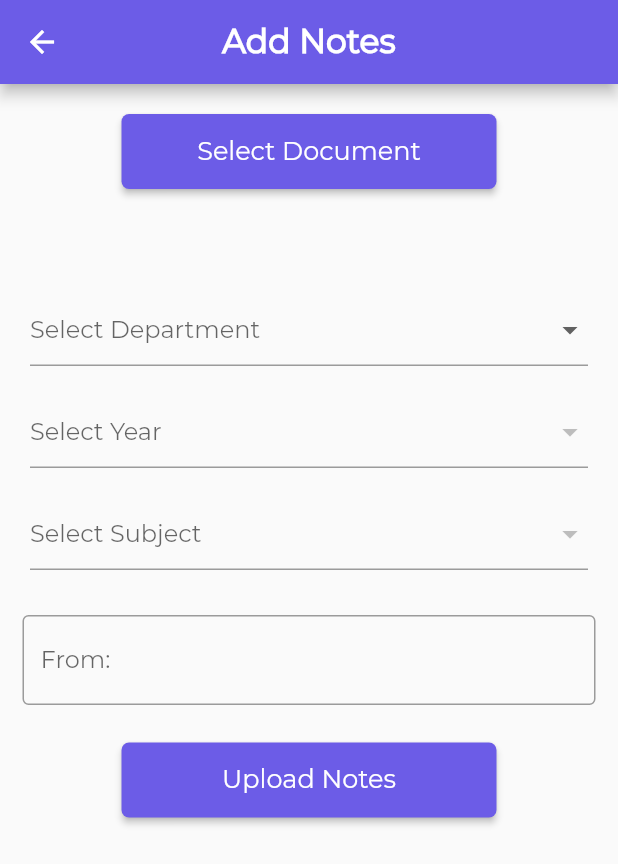
After one commit to mrpandey1/vitapp1.0, a Flutter app: the AddNotes screen opened directly, on a phone screen of 412 x 824 dp. The commit adds this screen. Shown: the top 864 px of the screen. Run offline on Flutter 3.47's test engine with Material 2 defaults, Android fonts, the phone set to English and light mode, and no system bars; our stand-ins replace cached_network_image, cloud_firestore, file_picker, firebase_auth, firebase_core, firebase_storage and 3 more; accounts and stored records are empty.

Commit message:
sidebar completed

```diff
--- /dev/null
+++ b/lib/src/Screens/AddNotes.dart
@@ -0,0 +1,336 @@
+import 'dart:io';
+
+import 'package:cloud_firestore/cloud_firestore.dart';
+import 'package:file_picker/file_picker.dart';
+import 'package:firebase_storage/firebase_storage.dart';
+import 'package:flutter/cupertino.dart';
+import 'package:flutter/material.dart';
+import 'package:flutter/services.dart';
+import 'package:path/path.dart' as path;
+import 'package:vitapp/src/Widgets/header.dart';
+import 'package:vitapp/src/Widgets/loading.dart';
+import 'HomeScreen.dart';
+
+import '../constants.dart';
+
+class AddNotes extends StatefulWidget {
+  @override
+  _AddNotesState createState() => _AddNotesState();
+}
+
+class _AddNotesState extends State<AddNotes> {
+  File file;
+  String fileName = '';
+  bool isUploaded = true;
+
+  List subjects = [];
+  bool _loading = false;
+  bool foo = false;
+
+  List departments = ['INFT', 'EXTC'];
+  List years = ['First', 'Second', 'Third', 'Fourth'];
+  String departmentValue;
+  String yearValue;
+  String subjectValue;
+
+  final _formKey = GlobalKey<FormState>();
+  final _scaffoldKey = GlobalKey<ScaffoldState>();
+  TextEditingController _fromController = TextEditingController();
+
+  @override
+  Widget build(BuildContext context) {
+    return Form(
+      key: _formKey,
+      child: Scaffold(
+        key: _scaffoldKey,
+        appBar: header(
+          context,
+          isAppTitle: false,
+          titleText: 'Add Notes',
+          isCenterTitle: true,
+          bold: true,
+        ),
+        body: ListView(
+          children: [
+            Stack(
+              children: [
+                Container(
+                  padding: EdgeInsets.only(top: 20.0),
+                  height: MediaQuery.of(context).size.height,
+                  alignment: Alignment.center,
+                  color: _loading
+                      ? Colors.black12.withOpacity(0.1)
+                      : Colors.black12.withOpacity(0),
+                  child: Column(
+                    crossAxisAlignment: CrossAxisAlignment.center,
+                    children: [
+                      Container(
+                        height: 50.0,
+                        width: 250.0,
+                        child: Material(
+                          borderRadius: BorderRadius.circular(5.0),
+                          elevation: 2.0,
+                          color: kPrimaryColor,
+                          child: InkWell(
+                            onTap: () => {selectFile(context)},
+                            child: Center(
+                              child: Text(
+                                'Select Document',
+                                style: TextStyle(
+                                  fontSize: 17.0,
+                                  color: Colors.white,
+                                ),
+                              ),
+                            ),
+                          ),
+                        ),
+                      ),
+                      SizedBox(height: 20.0),
+                      fileName.isNotEmpty
+                          ? Container(
+                              alignment: Alignment.center,
+                              child: Row(
+                                mainAxisAlignment: MainAxisAlignment.center,
+                                children: [
+                                  Text(
+                                    'File Selected',
+                                    style: TextStyle(),
+                                  ),
+                                  Text(
+                                    ' $fileName',
+                                    style: TextStyle(
+                                      fontSize: 16.0,
+                                      fontWeight: FontWeight.bold,
+                                    ),
+                                  ),
+                                ],
+                              ),
+                            )
+                          : Container(
+                              height: 0,
+                              width: 0,
+                            ),
+                      SizedBox(height: 50.0),
+                      getDropDown(
+                          hintText: 'Select Department',
+                          type: 'department',
+                          valueMap: departments),
+                      SizedBox(height: 20.0),
+                      getDropDown(
+                          hintText: 'Select Year',
+                          type: 'year',
+                          valueMap: years),
+                      SizedBox(height: 20.0),
+                      getDropDown(
+                          hintText: 'Select Subject',
+                          type: 'subject',
+                          valueMap: subjects),
+                      SizedBox(height: 10.0),
+                      Padding(
+                        padding: const EdgeInsets.only(
+                            top: 20.0, left: 15.0, right: 15.0),
+                        child: TextFormField(
+                          maxLines: 1,
+                          keyboardType: TextInputType.text,
+                          controller: _fromController,
+                          decoration: InputDecoration(
+                            border: OutlineInputBorder(),
+                            hintText: 'ex. David Assistant Professor',
+                            labelText: 'From:',
+                          ),
+                          validator: (value) =>
+                              value.isEmpty ? 'This Field is required' : null,
+                        ),
+                      ),
+                      SizedBox(height: 25.0),
+                      Container(
+                        height: 50.0,
+                        width: 250.0,
+                        child: Material(
+                          borderRadius: BorderRadius.circular(5.0),
+                          elevation: 2.0,
+                          color: kPrimaryColor,
+                          child: InkWell(
+                            onTap: () => {
+                              if (_formKey.currentState.validate())
+                                {uploadFile()}
+                            },
+                            child: Center(
+                              child: Text(
+                                'Upload Notes',
+                                style: TextStyle(
+                                  fontSize: 17.0,
+                                  color: Colors.white,
+                                ),
+                              ),
+                            ),
+                          ),
+                        ),
+                      ),
+                      SizedBox(height: 10.0),
+                    ],
+                  ),
+                ),
+                _loading
+                    ? Center(
+                        child: Container(
+                          height: MediaQuery.of(context).size.height,
+                          child: loadingScreen(),
+                        ),
+                      )
+                    : Container(
+                        height: 0,
+                        width: 0,
+                      ),
+              ],
+            ),
+          ],
+        ),
+      ),
+    );
+  }
+
+  Container getDropDown(
+      {@required hintText, @required type, @required List<dynamic> valueMap}) {
+    return Container(
+        padding: EdgeInsets.only(left: 20.0, right: 20.0),
+        child: DropdownButtonFormField(
+          hint: Text('$hintText'),
+          isExpanded: true,
+          onChanged: (value) {
+            setState(() {
+              switch (type) {
+                case 'department':
+                  {
+                    departmentValue = value;
+                    setState(() {
+                      foo = true;
+                    });
+                    break;
+                  }
+
+                case 'year':
+                  {
+                    yearValue = value;
+                    fetchSubjects(yearValue);
+                    break;
+                  }
+
+                case 'subject':
+                  {
+                    subjectValue = value;
+                    break;
+                  }
+              }
+            });
+          },
+          validator: (value) => value == null ? 'This field is required' : null,
+          items: type == 'department' || foo
+              ? valueMap.map((value) {
+                  return DropdownMenuItem(
+                    value: value,
+                    child: Text(
+                      '$value',
+                    ),
+                  );
+                }).toList()
+              : null,
+        ));
+  }
+
+  Future selectFile(BuildContext parentContext) async {
+    try {
+      file = await FilePicker.getFile(
+          type: FileType.custom, allowedExtensions: ['pdf']);
+
+      setState(() {
+        fileName = path.basename(file.path);
+      });
+    } on PlatformException catch (e) {
+      showDialog(
+          context: parentContext,
+          builder: (BuildContext context) {
+            return AlertDialog(
+              title: Text('Error'),
+              content: Text('Unsupported exception: $e'),
+              actions: <Widget>[
+                FlatButton(
+                  child: Text('OK'),
+                  onPressed: () {
+                    Navigator.of(context).pop();
+                  },
+                )
+              ],
+            );
+          });
+    }
+  }
+
+  Future<void> fetchSubjects(String yearValue) async {
+    setState(() {
+      _loading = true;
+    });
+    QuerySnapshot querySnapshot =
+        await subjectsRef.doc(departmentValue).collection(yearValue).get();
+
+    subjects.clear();
+
+    querySnapshot.docs.forEach((DocumentSnapshot documentSnapshot) {
+      setState(() {
+        subjects.add(documentSnapshot.id);
+      });
+    });
+
+    setState(() {
+      _loading = false;
+    });
+  }
+
+  Future<void> uploadFile() async {
+    if (file == null) {
+      SnackBar snackBar = SnackBar(
+        content: Text('Please select the file!'),
+        backgroundColor: Colors.red,
+      );
+      _scaffoldKey.currentState.showSnackBar(snackBar);
+      return;
+    }
+
+    setState(() {
+      _loading = true;
+    });
+
+    StorageReference storageReference =
+        storageRef.child(departmentValue).child(yearValue).child(fileName);
+
+    final StorageUploadTask uploadTask = storageReference.putFile(file);
+    final StorageTaskSnapshot downloadUrl = (await uploadTask.onComplete);
+    final String url = (await downloadUrl.ref.getDownloadURL());
+
+    await notesRef
+        .doc(departmentValue)
+        .collection('Notes')
+        .doc(yearValue)
+        .collection(subjectValue)
+        .doc()
+        .set({
+      'downloadUrl': url,
+      'from': _fromController.text,
+      'subject': subjectValue,
+      'fileName': fileName,
+      'year': yearValue,
+      'dept': departmentValue,
+      'timestamp': DateTime.now(),
+    });
+
+    setState(() {
+      _loading = false;
+    });
+
+    SnackBar snackBar = SnackBar(
+      content: Text('File Uploaded Successfully'),
+      backgroundColor: Colors.green,
+    );
+    _scaffoldKey.currentState.showSnackBar(snackBar);
+  }
+}
--- a/lib/src/Screens/HomeScreen.dart
+++ b/lib/src/Screens/HomeScreen.dart
@@ -2,6 +2,7 @@ import 'package:cloud_firestore/cloud_firestore.dart';
 import 'package:firebase_auth/firebase_auth.dart';
 import 'package:firebase_storage/firebase_storage.dart';
 import 'package:flutter/material.dart';
+import 'package:vitapp/src/Screens/AddNotes.dart';
 import 'package:vitapp/src/Screens/AddNotices.dart';
 import 'TimeLine.dart';
 import 'Authenticator.dart';
@@ -12,6 +13,8 @@ import 'package:vitapp/src/constants.dart';
 final postRef = FirebaseFirestore.instance.collection('posts');
 final timelineRef = FirebaseFirestore.instance.collection('timeline');
 final StorageReference storageRef = FirebaseStorage.instance.ref();
+final notesRef = FirebaseFirestore.instance.collection('notes');
+final subjectsRef = FirebaseFirestore.instance.collection('subjects');
 
 class HomeScreen extends StatefulWidget {
   @override
@@ -83,11 +86,11 @@ class _HomeScreenState extends State<HomeScreen> {
                   )
                 }),
         Divider(),
-        getTile(Icons.library_books, 'Notes',
+        getTile(Icons.library_books, 'Add Notes',
             function: () => {
                   Navigator.push(
                     context,
-                    MaterialPageRoute(builder: (context) => AddNotice()),
+                    MaterialPageRoute(builder: (context) => AddNotes()),
                   )
                 }),
         Divider(),
```
Also changed, not shown: lib/src/Widgets/NoticeItem.dart (+176 -0 lines).
